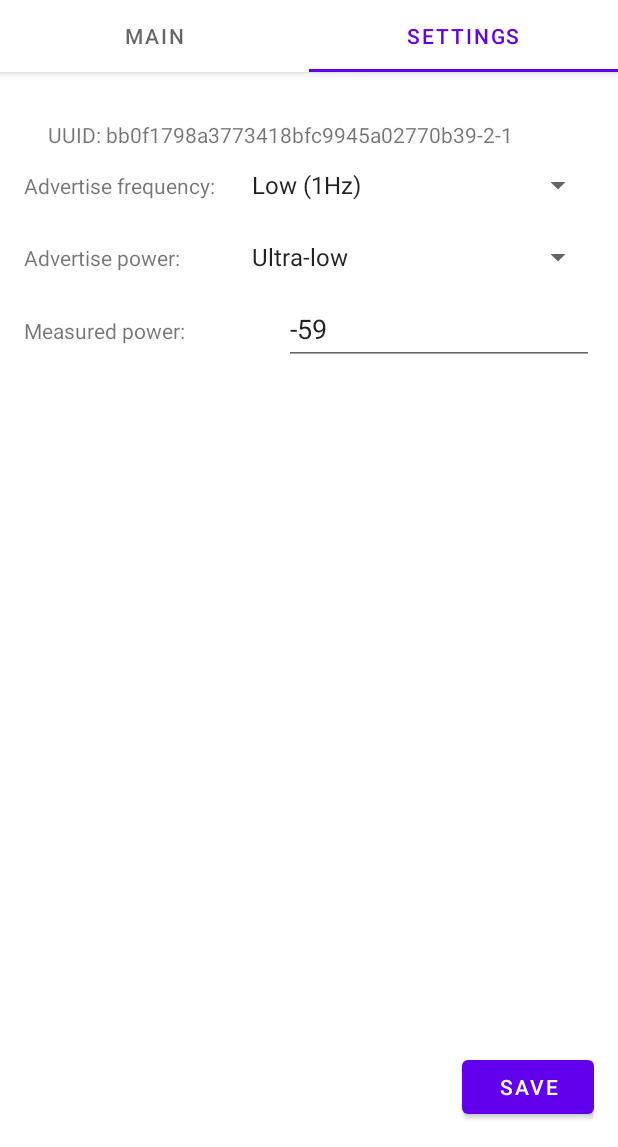
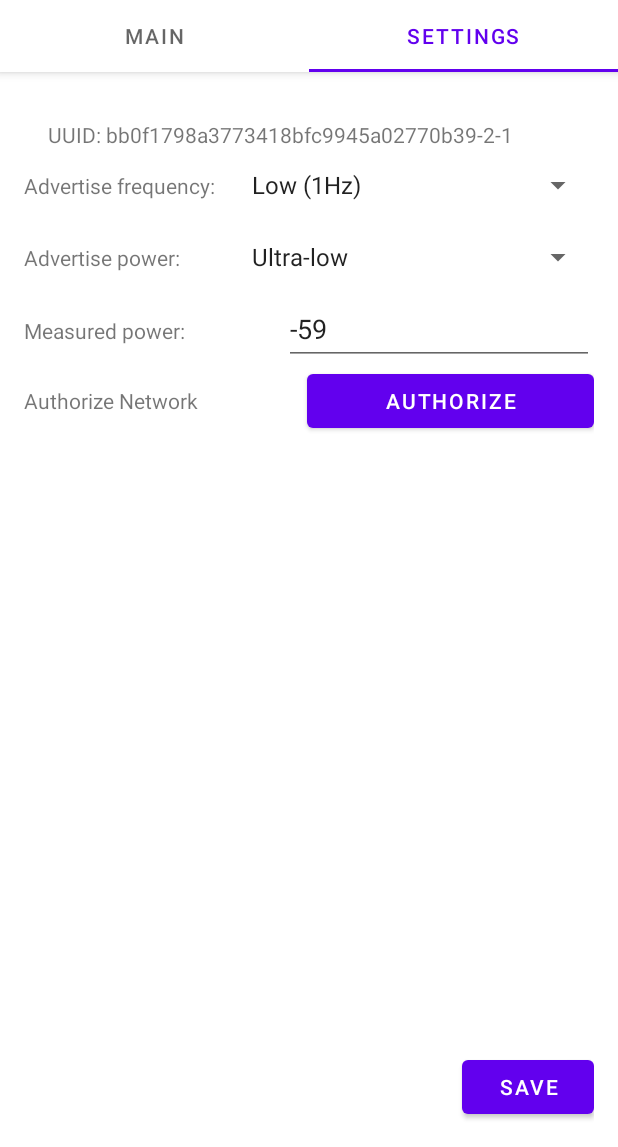
Before and after one commit to bonyby/seamless_music_streaming, an Android app: the screen it shows after launch (MainActivity), tab 2 chosen, on a phone screen of 412 x 824 dp, the part 89-1236 px from its top. Run offline under Robolectric (Android 15) with nearby library versions, the phone set to English and light mode, and no system bars; libraries missing offline, so code that uses them is left out: org.altbeacon.beacon; 5 statements that could not run were skipped.

Commit message:
Added functionality to authorize wifi

```diff
--- a/companion_app/app/src/main/AndroidManifest.xml
+++ b/companion_app/app/src/main/AndroidManifest.xml
@@ -62,6 +62,8 @@
     <uses-permission android:name="com.google.android.gms.permission.ACTIVITY_RECOGNITION" />
     <uses-permission android:name="android.permission.ACTIVITY_RECOGNITION" />
 
+    <uses-permission android:name="android.permission.ACCESS_WIFI_STATE" />
+
     <uses-feature
         android:name="android.hardware.bluetooth"
         android:required="true" />
--- a/companion_app/app/src/main/java/com/example/seamlessmusiccompanionapp/BLEController.kt
+++ b/companion_app/app/src/main/java/com/example/seamlessmusiccompanionapp/BLEController.kt
@@ -8,6 +8,7 @@ import android.content.pm.PackageManager
 import android.os.Handler
 import android.util.Log
 import androidx.core.app.ActivityCompat
+import com.example.seamlessmusiccompanionapp.conditions.AuthorizedNetworkCondition
 import com.example.seamlessmusiccompanionapp.conditions.Condition
 import com.example.seamlessmusiccompanionapp.conditions.MovementCondition
 import com.example.seamlessmusiccompanionapp.conditions.SwitchableCondition
@@ -33,7 +34,8 @@ class BLEController(private val context: Activity) {
     }
 
     val switchableCondition = SwitchableCondition()
-    private val conditions: Array<Condition> = arrayOf(MovementCondition(), switchableCondition)
+    val authorizedNetworkCondition = AuthorizedNetworkCondition()
+    private val conditions: Array<Condition> = arrayOf(MovementCondition(), switchableCondition, authorizedNetworkCondition)
     private val bleCallback = BLECallback()
     private lateinit var beacon: Beacon
     private val beaconParser =
--- /dev/null
+++ b/companion_app/app/src/main/java/com/example/seamlessmusiccompanionapp/conditions/AuthorizedNetworkCondition.kt
@@ -0,0 +1,29 @@
+package com.example.seamlessmusiccompanionapp.conditions
+
+import android.Manifest
+import android.content.pm.PackageManager
+import com.example.seamlessmusiccompanionapp.MainActivity
+
+class AuthorizedNetworkCondition : Condition {
+    private val mainInstance = MainActivity.instance()!!
+
+    companion object {
+        const val ACCESS_WIFI_STATE_CODE = 169
+    }
+
+    override fun met(): Boolean {
+        ensurePermissions()
+
+        return onAuthorizedNetwork()
+    }
+
+    private fun onAuthorizedNetwork(): Boolean {
+        return true
+    }
+
+    private fun ensurePermissions() {
+        if (mainInstance.checkSelfPermission(Manifest.permission.ACCESS_WIFI_STATE) != PackageManager.PERMISSION_GRANTED) {
+            mainInstance.requestPermissions(arrayOf(Manifest.permission.ACCESS_WIFI_STATE), ACCESS_WIFI_STATE_CODE)
+        }
+    }
+}
--- a/companion_app/app/src/main/java/com/example/seamlessmusiccompanionapp/ui/main/SettingsFragment.kt
+++ b/companion_app/app/src/main/java/com/example/seamlessmusiccompanionapp/ui/main/SettingsFragment.kt
@@ -1,12 +1,14 @@
 package com.example.seamlessmusiccompanionapp.ui.main
 
 import android.os.Bundle
+import android.util.Log
 import android.view.LayoutInflater
 import android.view.View
 import android.view.ViewGroup
 import android.widget.ArrayAdapter
 import android.widget.EditText
 import android.widget.Spinner
+import android.widget.Toast
 import androidx.fragment.app.Fragment
 import com.example.seamlessmusiccompanionapp.MainActivity
 import com.example.seamlessmusiccompanionapp.R
@@ -62,6 +64,13 @@ class SettingsFragment() : Fragment() {
         measuredtext = binding.measuredPowerEditText
         measuredtext.setText(bleController.beaconTx.toString())
 
+        // Authorize Network button
+        val authButton = binding.authorizeButton
+        authButton.setOnClickListener {
+            val result = settingsController.authorizeNetwork()
+            Toast.makeText(mainInstance, if (result) "Network Authorized" else "Could not authorize. Network might already be authorized", Toast.LENGTH_LONG).show()
+        }
+
         return root
     }
 }
--- a/companion_app/app/src/main/res/layout/fragment_settings.xml
+++ b/companion_app/app/src/main/res/layout/fragment_settings.xml
@@ -94,6 +94,26 @@
                 tools:ignore="SpeakableTextPresentCheck" />
         </LinearLayout>
 
+        <LinearLayout
+            android:layout_width="match_parent"
+            android:layout_height="wrap_content"
+            android:orientation="horizontal">
+
+            <TextView
+                android:id="@+id/textView"
+                android:layout_width="wrap_content"
+                android:layout_height="wrap_content"
+                android:layout_weight="1"
+                android:text="Authorize Network" />
+
+            <Button
+                android:id="@+id/authorizeButton"
+                android:layout_width="wrap_content"
+                android:layout_height="wrap_content"
+                android:layout_weight="1"
+                android:text="AUTHORIZE" />
+        </LinearLayout>
+
         <Space
             android:layout_width="match_parent"
             android:layout_height="wrap_content" />
```
Also changed, not shown: companion_app/app/src/main/java/com/example/seamlessmusiccompanionapp/SettingsController.kt (+27 -0 lines).
